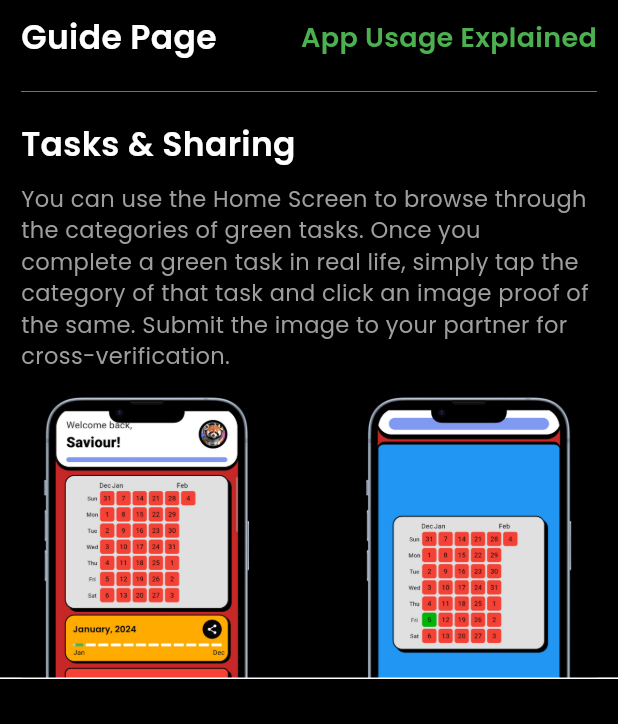
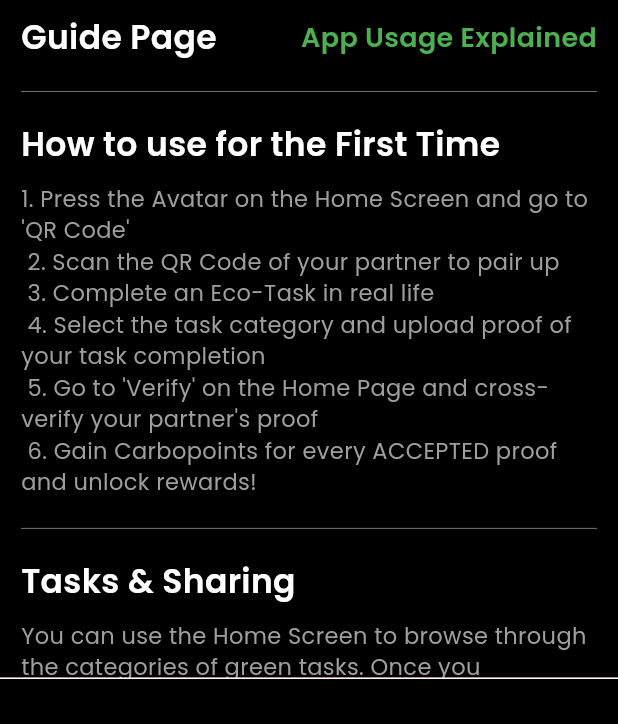
Before and after one commit to VedantNDasgupta/carbozzo-final, a Flutter app: the GuideScreen screen opened directly, on a phone screen of 412 x 824 dp, the part 512-1236 px from its top. Run offline on Flutter 3.47's test engine with Material 3 defaults, Android fonts, the light colour scheme and no system bars; our stand-ins replace animated_splash_screen, audioplayers, camera, cloud_firestore, connectivity_plus, curved_navigation_bar and 24 more; missing offline and left inert: autocomplete_textfield, flame, neubrutalism_ui, qr_code_scanner, shake; accounts and stored records are empty.

Commit message:
GGC Pre-Final Version

```diff
--- a/lib/components/signin_provider.dart
+++ b/lib/components/signin_provider.dart
@@ -133,8 +133,8 @@ class SignInProvider extends ChangeNotifier {
       "uid": _uid,
       "image_url": _imageUrl,
       "provider": _provider,
-      "carbopoints": '0',
-      "score": '0',
+      "carbopoints": 0,
+      "score": 0,
     });
     notifyListeners();
   }
@@ -157,7 +157,7 @@ class SignInProvider extends ChangeNotifier {
     _uid = s.getString('uid');
     _provider = s.getString('provider');
     _carbopoints = s.getInt('carbopoints') ?? 0;
-    _score = s.getInt('score') ?? 0; // Fetch 'carbopoints' as an integer
+    _score = s.getInt('score') ?? 0;
     notifyListeners();
   }
 
--- a/lib/screens/guide.dart
+++ b/lib/screens/guide.dart
@@ -92,7 +92,36 @@ class GuideScreen extends StatelessWidget {
                 height: 0.3,
                 decoration: BoxDecoration(color: Colors.white),
               ),
-              const SizedBox(height: 20),
+              SizedBox(
+                height: 20,
+              ),
+              Text(
+                'How to use for the First Time',
+                style: GoogleFonts.poppins(
+                  fontSize: 22,
+                  color: Colors.white,
+                  fontWeight: FontWeight.w600,
+                ),
+              ),
+              const SizedBox(height: 10),
+              Text(
+                  '1. Press the Avatar on the Home Screen and go to \'QR Code\'\n 2. Scan the QR Code of your partner to pair up \n 3. Complete an Eco-Task in real life \n 4. Select the task category and upload proof of your task completion \n 5. Go to \'Verify\' on the Home Page and cross-verify your partner\'s proof \n 6. Gain Carbopoints for every ACCEPTED proof and unlock rewards!',
+                  style: GoogleFonts.poppins(
+                    fontSize: 15,
+                    color: Colors.grey,
+                  )),
+
+              SizedBox(
+                height: 20,
+              ),
+              Container(
+                width: double.infinity,
+                height: 0.3,
+                decoration: BoxDecoration(color: Colors.white),
+              ),
+              SizedBox(
+                height: 20,
+              ),
               Text(
                 'Tasks & Sharing',
                 style: GoogleFonts.poppins(
```
Also changed, not shown: lib/pages/passkey.dart (+12 -1 lines).
